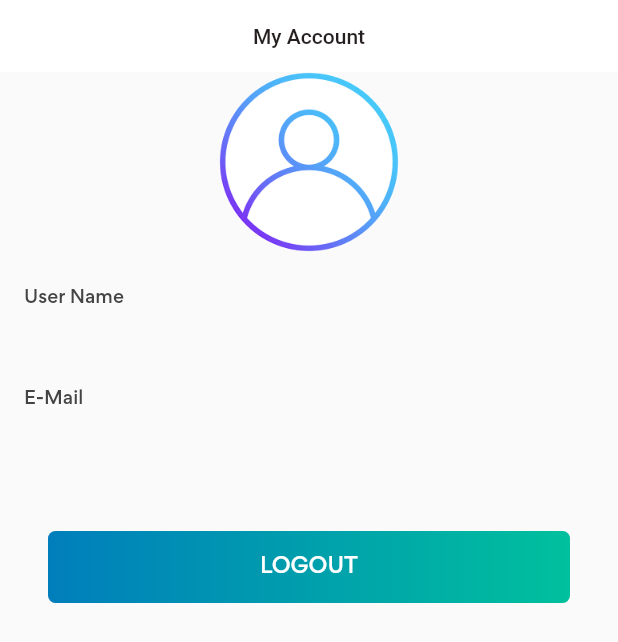
After one commit to ArunAnand1610/userList, a Flutter app: the UserProfile screen opened directly, on a phone screen of 412 x 824 dp. The commit adds this screen. Shown: the top 642 px of the screen. Run offline on Flutter 3.47's test engine with Material 2 defaults, Android fonts, the phone set to English and light mode, and no system bars; our stand-ins replace cloud_firestore, firebase_auth, firebase_core, firebase_ui_firestore, loading_animation_widget, nb_utils and 1 more; accounts and stored records are empty.

Commit message:
Add existing project files to Git

```diff
--- a/lib/Pages/adduser.dart
+++ b/lib/Pages/adduser.dart
@@ -188,8 +188,7 @@ class _AdduserState extends State<Adduser> {
       return 'Password must containes atleast one capital letter,' +
           '\n' +
           'one lowercase letter,one special charcter';
-    } else if (value.length != 9) {
-      return "Please length atleast 8 character";
+
     } else {
 
       return null;
--- a/lib/Pages/homescreen.dart
+++ b/lib/Pages/homescreen.dart
@@ -12,6 +12,7 @@ import 'package:userlist_projects/Model/usermodel.dart';
 import 'package:userlist_projects/Pages/adduser.dart';
 import 'package:userlist_projects/Pages/postitem.dart';
 import 'package:userlist_projects/Pages/userdetails.dart';
+import 'package:userlist_projects/Pages/userprofile.dart';
 
 class HomeScreen extends StatefulWidget {
   const HomeScreen({super.key});
@@ -118,6 +119,12 @@ class _HomeScreenState extends State<HomeScreen> {
                                   ]);
                             });
                       }),
+                      ListTile(
+                      leading: const Icon(Icons.person),
+                      title: const Text("Profie"),
+                      onTap: () {
+                        Navigator.push(context, MaterialPageRoute(builder: (context)=>UserProfile()));
+                      }),
                 ],
               ),
             )),
--- /dev/null
+++ b/lib/Pages/userprofile.dart
@@ -0,0 +1,129 @@
+import 'package:firebase_auth/firebase_auth.dart';
+import 'package:flutter/material.dart';
+import 'package:flutter/src/widgets/framework.dart';
+import 'package:flutter/src/widgets/placeholder.dart';
+import 'package:userlist_projects/Pages/authscrreen.dart';
+import 'package:userlist_projects/Styles/authstyle.dart';
+
+class UserProfile extends StatefulWidget {
+  const UserProfile({super.key});
+
+  @override
+  State<UserProfile> createState() => _UserProfileState();
+}
+
+class _UserProfileState extends State<UserProfile> {
+  @override
+  Widget build(BuildContext context) {
+    return SafeArea(
+      child: Scaffold(
+
+        body: SizedBox(
+          height: MediaQuery.of(context).size.height,
+          width: MediaQuery.of(context).size.width,
+          child: ListView(
+            physics: const NeverScrollableScrollPhysics(),
+            children: [
+              Column(
+                children: [
+                  Container(
+                height: 48,
+                width: double.infinity,
+                color:const Color(0xffffffff),
+                child: const Center(child: Text("My Account",style: TextStyle(color: Color(0xff251f1f),fontSize: 14,fontWeight: FontWeight.w500),)),
+              ),
+              Container(
+                height: 120,
+                width: 120,
+                decoration:const BoxDecoration(
+                  shape: BoxShape.circle,
+                ),
+                child: ClipOval(
+
+                  child: SizedBox.fromSize(
+                  size: const Size.fromRadius(30),
+                    child:  Image.asset('assets/images.png')),
+                  ),
+                ),
+
+
+            ]),
+            Container(
+                        margin: const EdgeInsets.only(left: 16,top:12),
+                        child: Column(
+                          crossAxisAlignment: CrossAxisAlignment.start,
+                          children: const [
+                              Padding(
+                                padding: EdgeInsets.only(top:10.0),
+                                child: Text("User Name",style: TextStyle(color: Color(0xff444444),fontSize: 12,fontWeight: FontWeight.w500,fontFamily: "Gordita"),),
+                              ),
+                              SizedBox(
+                                height: 4,
+                              ),
+                              Text("",style: TextStyle(color: Color(0xffa4a4a4),fontSize: 10,fontWeight: FontWeight.normal,fontFamily: "Gordita"),),
+                              SizedBox(
+                                height: 10,
+                              ),
+                          ],
+                        ),
+                      ),
+                       Container(
+                        margin: const EdgeInsets.only(left: 16,top: 12),
+                        child: Column(
+                          crossAxisAlignment: CrossAxisAlignment.start,
+                          children: [
+                              const Padding(
+                                padding: EdgeInsets.only(top:10.0),
+                                child: Text("E-Mail",style: TextStyle(color: Color(0xff444444),fontSize: 12,fontWeight: FontWeight.w500,fontFamily: "Gordita"),),
+                              ),
+                              const SizedBox(
+                                height: 4,
+                              ),
+                              Text(FirebaseAuth.instance.currentUser?.email ?? "",style: const TextStyle(color: Color(0xffa4a4a4),fontSize: 10,fontWeight: FontWeight.normal,fontFamily: "Gordita"),),
+                              const SizedBox(
+                                height: 10,
+                              ),
+                          ],
+                        ),
+                      ),
+                       Container(
+                  height: 48,
+                  width: double.infinity,
+                  margin: const EdgeInsets.only(top: 52, left: 32, right: 32),
+                  decoration: buttondecoration,
+                  child: MaterialButton(
+                    child: const Center(
+                      child:
+                           Text("LOGOUT" ,
+                              style: buttonstyle)
+
+                    ),
+                    onPressed: () {
+                       logOut();
+           Navigator.popUntil(context,
+                                                      (route) => false);
+                                                  Navigator.push(
+                                                      context,
+                                                      MaterialPageRoute(
+                                                          builder: (context) =>
+                                                              const LoginPage()));
+                    },
+                  ),
+                ),
+
+
+
+                ],
+              )
+
+          ),
+        )
+
+
+
+    );
+  }
+  logOut() {
+  FirebaseAuth.instance.signOut();
+}
+}
```
